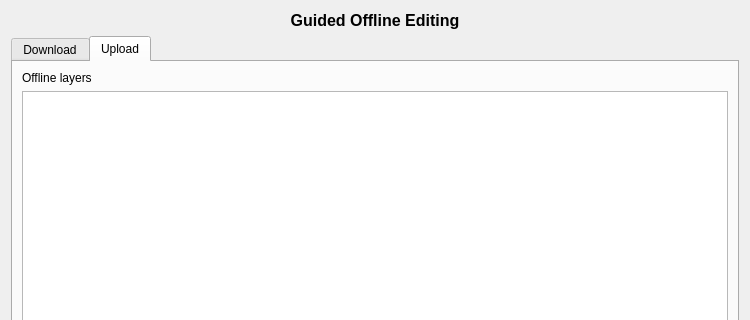
First picture: the form in guided_offline_editing_dialog_base.ui, repository ygversil/qgis-guided-offline-editing, before the edit; both pictures show x 0 to 750 and y 0 to 320 of the 750 by 560 pixel window.
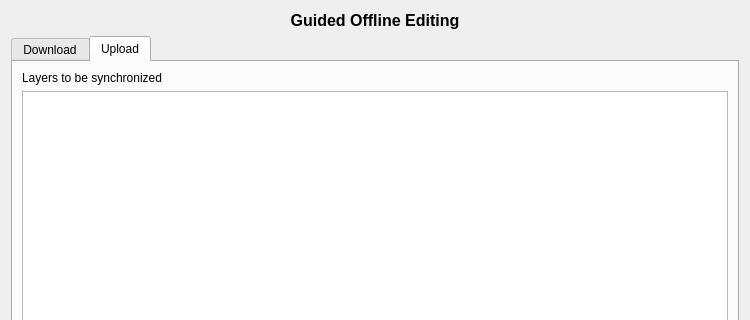
Second picture: the form after the edit. The open tabs and pages were chosen to show the change. Icons and pictures are not drawn. Custom widgets are drawn as their Qt base class.

Commit message: Improve label for layers to be synchronised

```diff
--- a/guided_offline_editing_dialog_base.ui
+++ b/guided_offline_editing_dialog_base.ui
@@ -145,7 +145,7 @@
        <item>
         <widget class="QLabel" name="offlineLayerlabel">
          <property name="text">
-          <string>Offline layers</string>
+          <string>Layers to be synchronized</string>
          </property>
         </widget>
        </item>
```
The commit also changes 1 other file.
